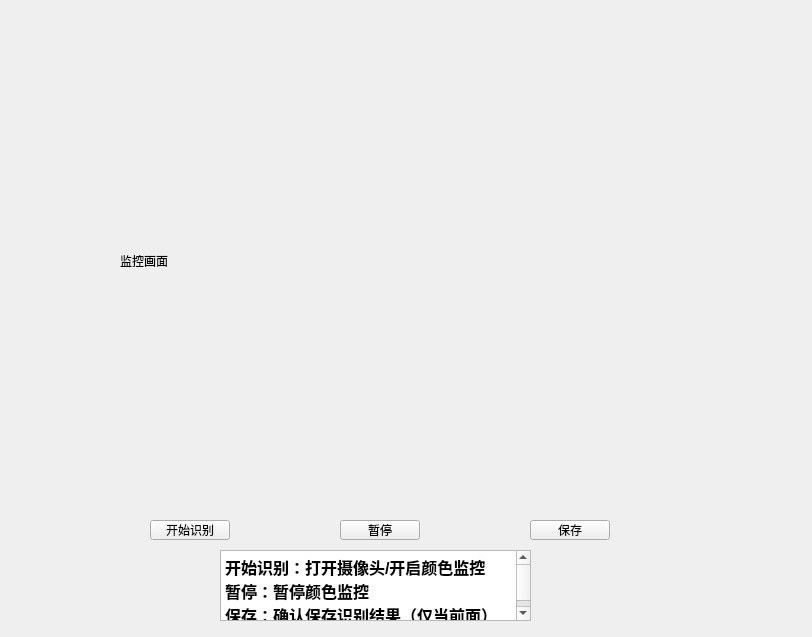
Above: CubeSolver/cubedetect.ui from Rdjroot/CubeSolver before the change. Below: the same form after it.
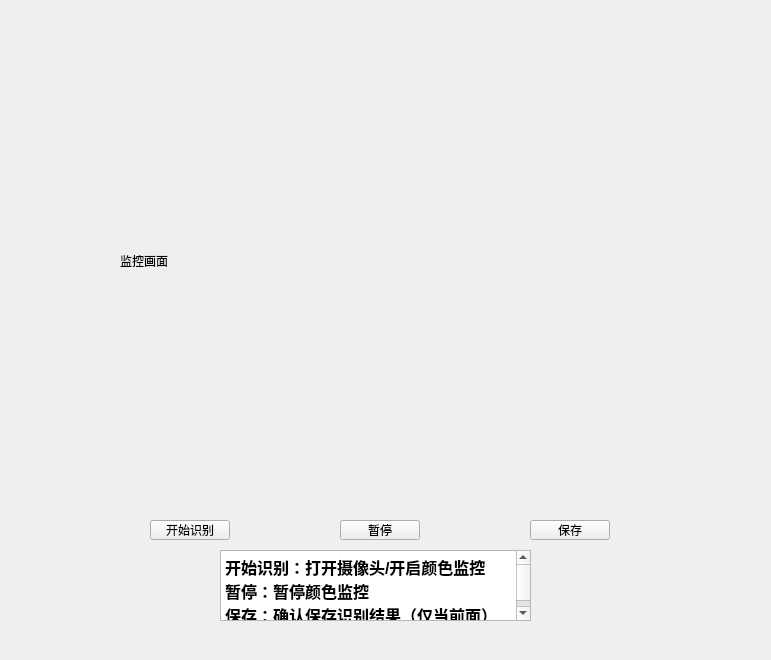
That is the form after the change.

Diff of the .ui file:
```diff
--- a/CubeSolver/cubedetect.ui
+++ b/CubeSolver/cubedetect.ui
@@ -6,10 +6,22 @@
    <rect>
     <x>0</x>
     <y>0</y>
-    <width>812</width>
-    <height>637</height>
+    <width>771</width>
+    <height>660</height>
    </rect>
   </property>
+  <property name="minimumSize">
+   <size>
+    <width>770</width>
+    <height>660</height>
+   </size>
+  </property>
+  <property name="maximumSize">
+   <size>
+    <width>771</width>
+    <height>660</height>
+   </size>
+  </property>
   <property name="windowTitle">
    <string>Form</string>
   </property>
```
